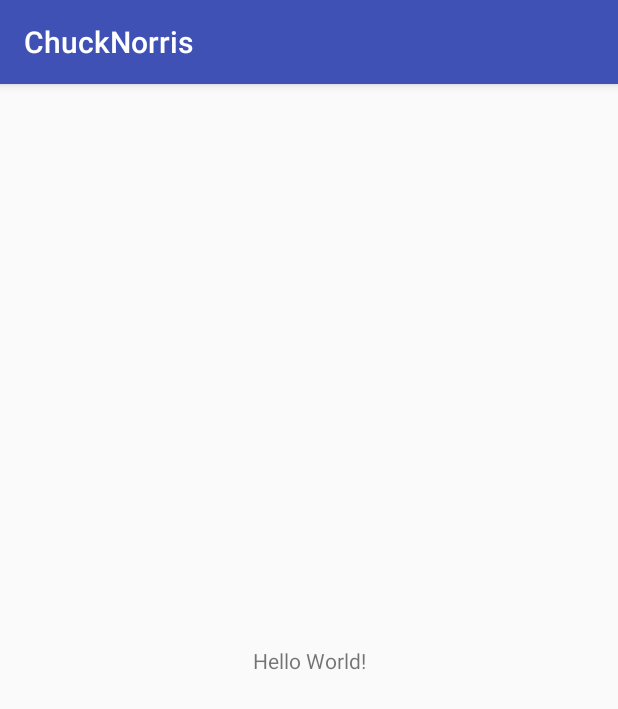
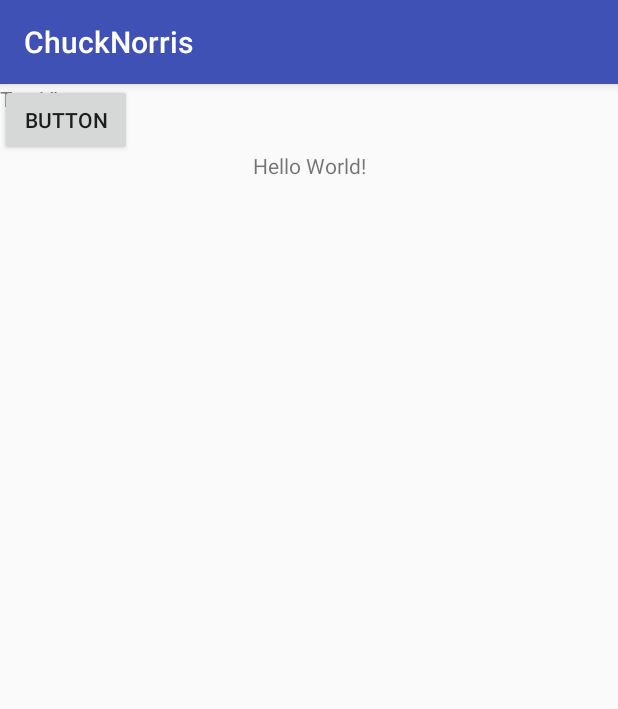
Before and after one commit to dmerejkowsky/chucknorris, an Android app: the screen it shows after launch (MainActivity), on a phone screen of 412 x 824 dp. Shown: the top 709 px of the screen. Run offline under Robolectric (Android 15) with nearby library versions, the light colour scheme and no system bars; libraries missing offline, so code that uses them is left out: com.sun.jna; 1 statement that could not run was skipped.

Commit message:
Android app done !

```diff
--- a/android/app/src/main/java/com/chucknorris/MainActivity.java
+++ b/android/app/src/main/java/com/chucknorris/MainActivity.java
@@ -1,13 +1,27 @@
 package com.chucknorris;
 
+import android.os.Bundle;
 import android.support.v7.app.AppCompatActivity;
-import android.os.Bundle;
+import android.view.View;
+import android.widget.Button;
+import android.widget.TextView;
 
 public class MainActivity extends AppCompatActivity {
+    private ChuckNorrisLib cklib = new ChuckNorrisLib();
 
     @Override
     protected void onCreate(Bundle savedInstanceState) {
         super.onCreate(savedInstanceState);
         setContentView(R.layout.activity_main);
+
+        Button button = findViewById(R.id.button2);
+        final TextView view = (TextView) findViewById(R.id.textView);
+        button.setOnClickListener(new View.OnClickListener() {
+            @Override
+            public void onClick(View v) {
+                String fact = cklib.getFact();
+                view.setText(fact);
+            }
+        });
     }
 }
--- a/android/app/src/main/res/layout/activity_main.xml
+++ b/android/app/src/main/res/layout/activity_main.xml
@@ -13,6 +13,23 @@
         app:layout_constraintBottom_toBottomOf="parent"
         app:layout_constraintLeft_toLeftOf="parent"
         app:layout_constraintRight_toRightOf="parent"
-        app:layout_constraintTop_toTopOf="parent" />
+        app:layout_constraintTop_toTopOf="parent"
+        app:layout_constraintVertical_bias="0.060000002" />
+
+    <Button
+        android:id="@+id/button2"
+        android:layout_width="wrap_content"
+        android:layout_height="wrap_content"
+        android:text="Button"
+        tools:layout_editor_absoluteX="148dp"
+        tools:layout_editor_absoluteY="189dp" />
+
+    <TextView
+        android:id="@+id/textView"
+        android:layout_width="wrap_content"
+        android:layout_height="wrap_content"
+        android:text="TextView"
+        tools:layout_editor_absoluteX="163dp"
+        tools:layout_editor_absoluteY="334dp" />
 
 </android.support.constraint.ConstraintLayout>
```
